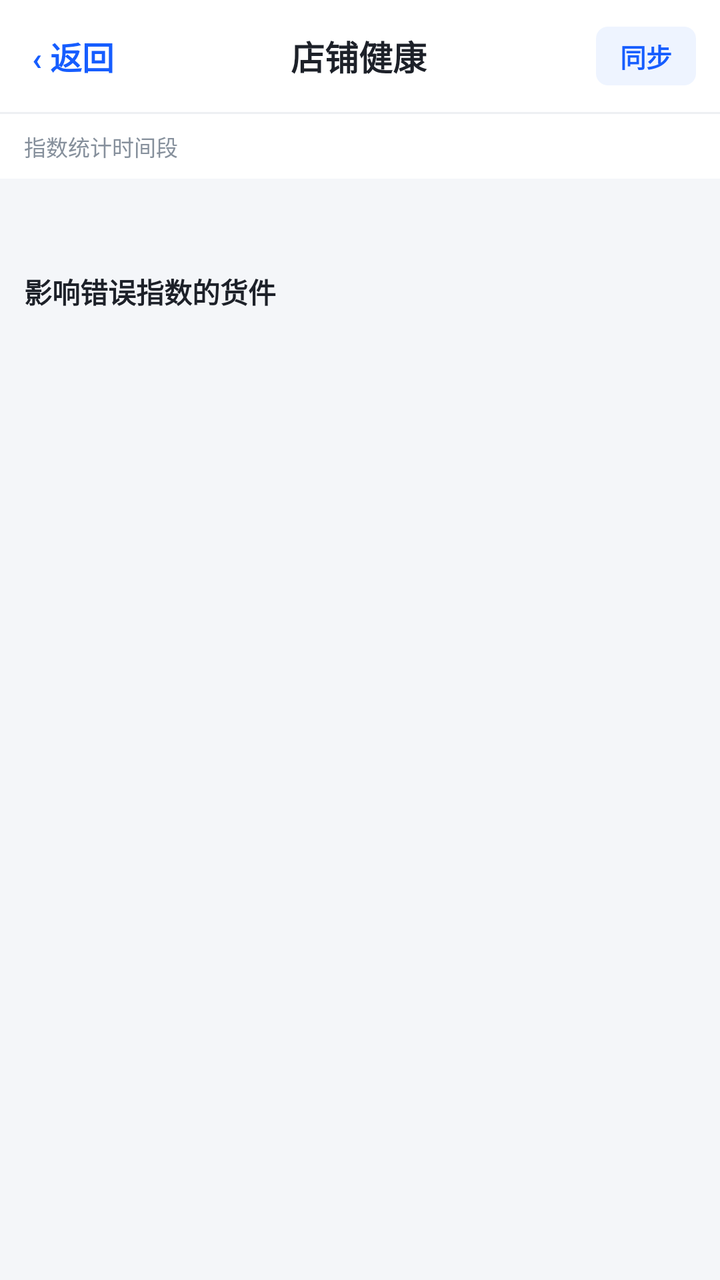
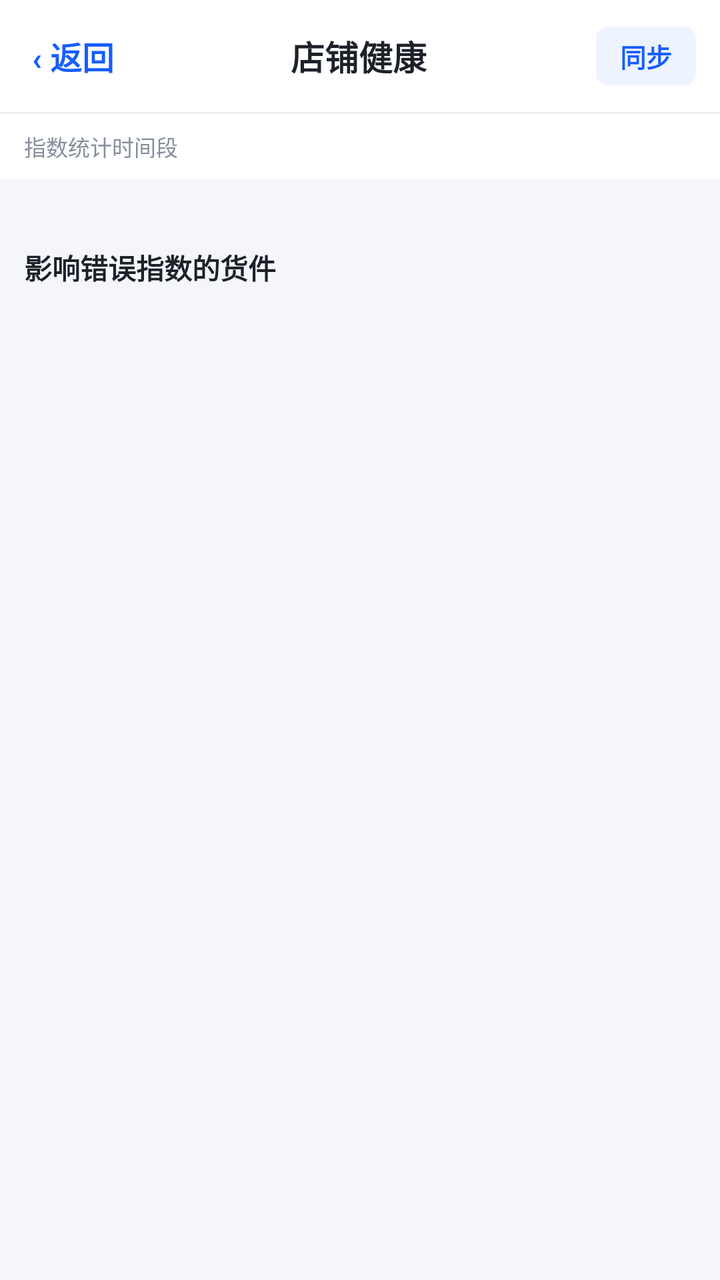

Two renders of the same Android screen: before a commit and after it. Below are the layout's source before the change and the commit's diff.
<!-- AndroidManifest.xml: application theme AppTheme -->
<!-- res/layout/activity_store_health.xml -->
<?xml version="1.0" encoding="utf-8"?>
<LinearLayout xmlns:android="http://schemas.android.com/apk/res/android"
    android:layout_width="match_parent"
    android:layout_height="match_parent"
    android:fitsSystemWindows="true"
    android:orientation="vertical"
    android:background="@color/page_bg">

    
    <LinearLayout
        android:layout_width="match_parent"
        android:layout_height="56dp"
        android:orientation="horizontal"
        android:gravity="center_vertical"
        android:background="#ffffff"
        android:paddingHorizontal="8dp">

        <TextView
            android:id="@+id/healthBackBtn"
            android:layout_width="wrap_content"
            android:layout_height="wrap_content"
            android:text="‹ 返回"
            android:textColor="@color/primary"
            android:textSize="16sp"
            android:textStyle="bold"
            android:paddingHorizontal="8dp"
            android:paddingVertical="12dp" />

        <TextView
            android:layout_width="0dp"
            android:layout_height="wrap_content"
            android:layout_weight="1"
            android:text="店铺健康"
            android:textColor="@color/text_primary"
            android:textSize="17sp"
            android:textStyle="bold"
            android:gravity="center" />

        <TextView
            android:id="@+id/healthSyncBtn"
            android:layout_width="wrap_content"
            android:layout_height="wrap_content"
            android:text="同步"
            android:textColor="@color/primary"
            android:textSize="13sp"
            android:textStyle="bold"
            android:background="@drawable/bg_tag_blue"
            android:paddingHorizontal="12dp"
            android:paddingVertical="5dp"
            android:layout_marginHorizontal="4dp" />
    </LinearLayout>

    
    <View
        android:layout_width="match_parent"
        android:layout_height="1dp"
        android:background="@color/divider" />

    
    <TextView
        android:id="@+id/healthRangeHint"
        android:layout_width="match_parent"
        android:layout_height="wrap_content"
        android:text="指数统计时间段"
        android:textSize="11sp"
        android:textColor="@color/text_muted"
        android:background="#ffffff"
        android:paddingHorizontal="12dp"
        android:paddingTop="8dp"
        android:paddingBottom="8dp"
        android:maxLines="2" />

    
    <androidx.core.widget.NestedScrollView
        android:layout_width="match_parent"
        android:layout_height="0dp"
        android:layout_weight="1"
        android:fillViewport="true"
        android:clipToPadding="false">

        <LinearLayout
            android:layout_width="match_parent"
            android:layout_height="wrap_content"
            android:orientation="vertical"
            android:paddingHorizontal="12dp"
            android:paddingTop="8dp"
            android:paddingBottom="16dp">

            
            <LinearLayout
                android:id="@+id/healthOverviewContainer"
                android:layout_width="match_parent"
                android:layout_height="wrap_content"
                android:orientation="vertical" />

            
            <LinearLayout
                android:id="@+id/healthTrendContainer"
                android:layout_width="match_parent"
                android:layout_height="wrap_content"
                android:orientation="vertical"
                android:layout_marginTop="12dp" />

            
            <LinearLayout
                android:id="@+id/healthDistContainer"
                android:layout_width="match_parent"
                android:layout_height="wrap_content"
                android:orientation="vertical"
                android:layout_marginTop="12dp" />

            
            <TextView
                android:id="@+id/healthErrorTitle"
                android:layout_width="match_parent"
                android:layout_height="wrap_content"
                android:text="影响错误指数的货件"
                android:textSize="14sp"
                android:textStyle="bold"
                android:textColor="@color/text_primary"
                android:paddingTop="14dp"
                android:paddingBottom="6dp" />

            <ProgressBar
                android:id="@+id/healthProgress"
                android:layout_width="wrap_content"
                android:layout_height="wrap_content"
                android:layout_gravity="center_horizontal"
                android:layout_marginTop="8dp"
                android:visibility="gone" />

            
            <androidx.recyclerview.widget.RecyclerView
                android:id="@+id/healthErrorList"
                android:layout_width="match_parent"
                android:layout_height="wrap_content"
                android:nestedScrollingEnabled="false"
                android:overScrollMode="never" />

            <TextView
                android:id="@+id/healthLoadMoreBtn"
                android:layout_width="match_parent"
                android:layout_height="wrap_content"
                android:text="加载更多"
                android:textSize="12sp"
                android:textColor="@color/primary"
                android:gravity="center"
                android:paddingVertical="10dp"
                android:layout_marginTop="4dp"
                android:visibility="gone" />
        </LinearLayout>
    </androidx.core.widget.NestedScrollView>

</LinearLayout>
<!-- resources referenced by this layout -->
<resources>
  <color name="divider">#eef0f3</color>
  <color name="page_bg">#f4f6f9</color>
  <color name="primary">#165dff</color>
  <color name="text_muted">#86909c</color>
  <color name="text_primary">#1d2129</color>
  <!-- drawable bg_tag_blue (drawable) -->
  <?xml version="1.0" encoding="utf-8"?>
  <shape xmlns:android="http://schemas.android.com/apk/res/android"
      android:shape="rectangle">
      <solid android:color="@color/primary_bg" />
      <corners android:radius="@dimen/radius_sm" />
  </shape>
  <style name="AppTheme" parent="android:Theme.Material.Light.NoActionBar">
          <item name="android:statusBarColor">#165dff</item>
          <item name="android:navigationBarColor">#ffffff</item>
          <item name="android:windowBackground">#f2f3f5</item>
      </style>
  <color name="primary_bg">#eef4ff</color>
  <dimen name="radius_sm">6dp</dimen>
</resources>

<!-- the commit's change to res/layout/activity_store_health.xml (unified diff, before → after) -->
@@ -102,14 +102,6 @@
                 android:layout_marginTop="12dp" />
 
             
-            <LinearLayout
-                android:id="@+id/healthDistContainer"
-                android:layout_width="match_parent"
-                android:layout_height="wrap_content"
-                android:orientation="vertical"
-                android:layout_marginTop="12dp" />
-
-            
             <TextView
                 android:id="@+id/healthErrorTitle"
                 android:layout_width="match_parent"
